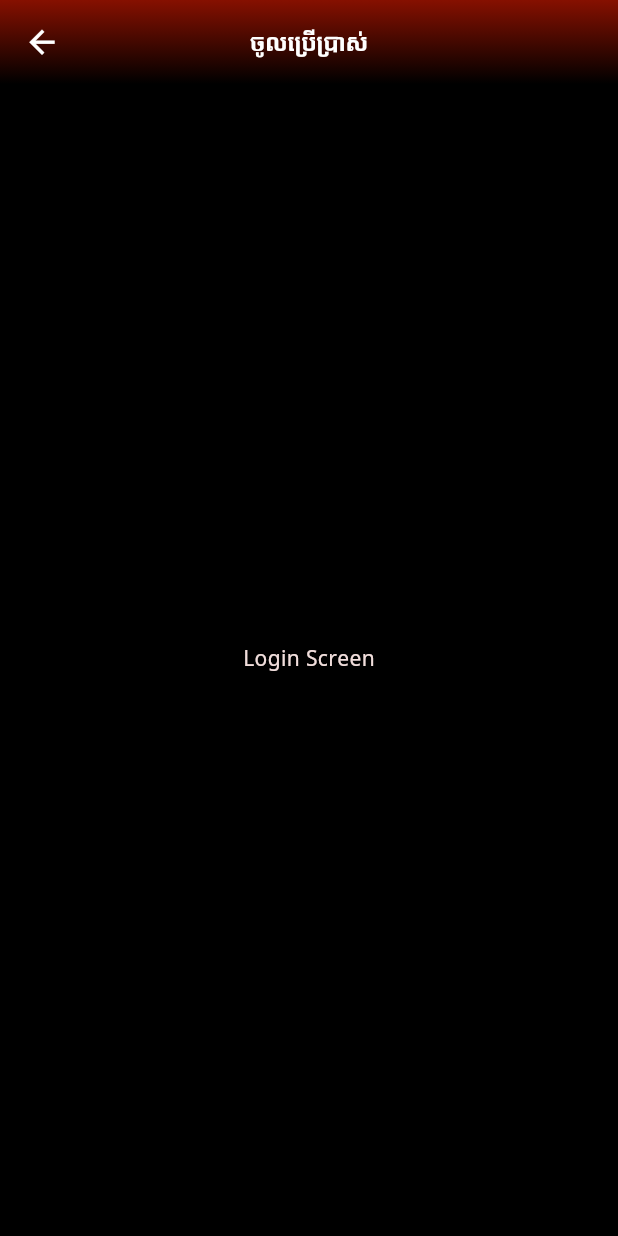
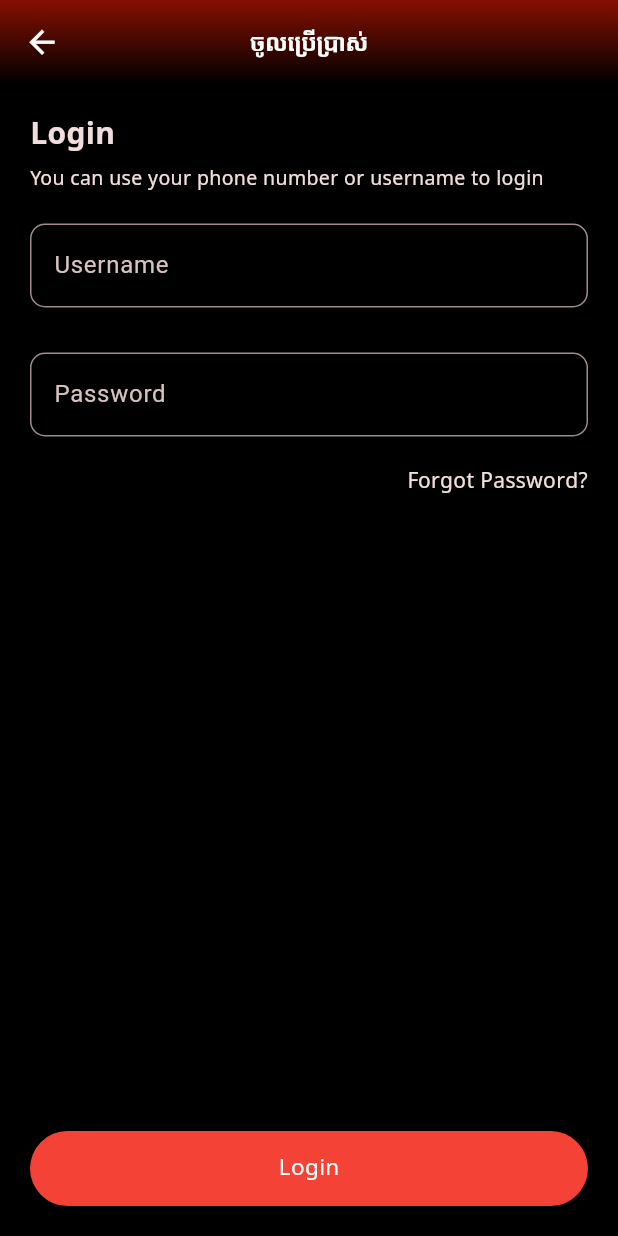
Before and after one commit to leangsengLy/Legend_Cinema, a Flutter app: the Account screen opened directly, after a tap on "ចូលប្រើប្រាស់", on a phone screen of 412 x 824 dp. Run offline on Flutter 3.47's test engine with Material 3 defaults, Android fonts, the phone set to English and light mode, and no system bars; our stand-ins replace carousel_slider, flutter_riverpod, gradient_borders; missing offline and left inert: dart:ffi.

Commit message:
update login

```diff
--- a/legend_cinema/lib/Screen/Login/login.dart
+++ b/legend_cinema/lib/Screen/Login/login.dart
@@ -9,8 +9,72 @@ class Login extends StatefulWidget {
 class _LoginState extends State<Login> {
   @override
   Widget build(BuildContext context) {
-    return const Center(
-      child: Text("Login Screen"),
+    return Container(
+      padding: const EdgeInsets.all(20),
+      child: Column(
+        crossAxisAlignment: CrossAxisAlignment.start,
+        children: [
+          const Text(
+            "Login",
+            style: TextStyle(fontSize: 20, fontWeight: FontWeight.bold),
+          ),
+          const SizedBox(height: 5),
+          const Text(
+            "You can use your phone number or username to login",
+            style: TextStyle(fontSize: 13),
+          ),
+          const SizedBox(height: 20),
+          const TextField(
+            decoration: InputDecoration(
+              labelText: "Username",
+              border: OutlineInputBorder(
+                borderRadius: BorderRadius.all(Radius.circular(10)),
+                borderSide: BorderSide(color: Colors.blue, width: 2),
+              ),
+              hintText: "Enter your username",
+            ),
+          ),
+          const SizedBox(height: 30),
+          const TextField(
+            keyboardType: TextInputType.visiblePassword,
+            obscureText: true,
+            decoration: InputDecoration(
+              border: OutlineInputBorder(
+                borderRadius: BorderRadius.all(Radius.circular(10)),
+                borderSide: BorderSide(color: Colors.blue, width: 2),
+              ),
+              hintText: "Enter Password",
+              labelText: "Password",
+            ),
+          ),
+          const SizedBox(height: 20),
+          const Expanded(
+            child: SizedBox(
+              width: double.infinity,
+              child: Text(
+                textAlign: TextAlign.right,
+                "Forgot Password?",
+              ),
+            ),
+          ),
+          Container(
+            width: double.infinity,
+            height: 50,
+            decoration: BoxDecoration(
+              color: Colors.red,
+              borderRadius: BorderRadius.circular(50),
+            ),
+            alignment: Alignment.center,
+            child: const Text(
+              "Login",
+              style: TextStyle(
+                color: Colors.white,
+                fontSize: 15,
+              ),
+            ),
+          )
+        ],
+      ),
     );
   }
 }
```
